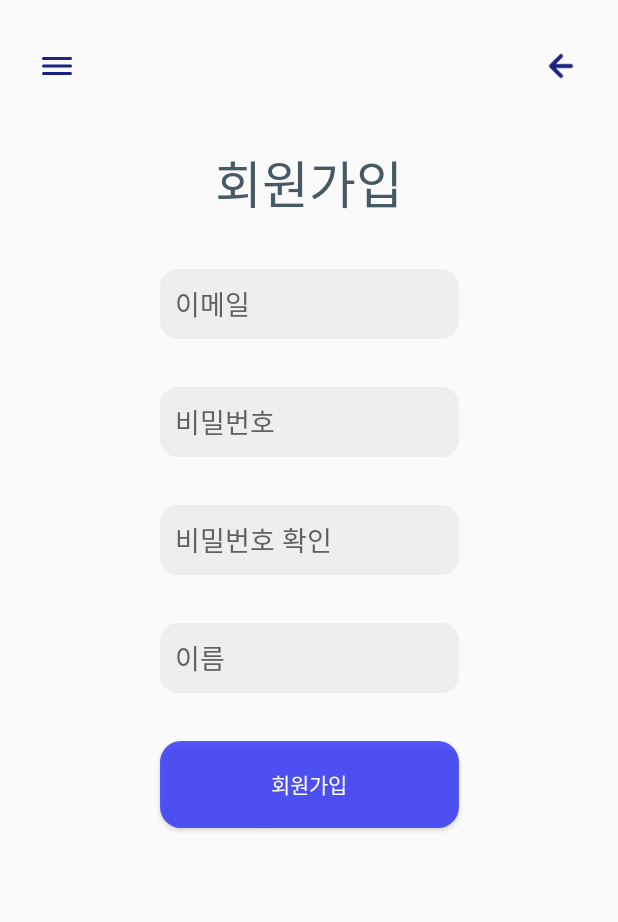
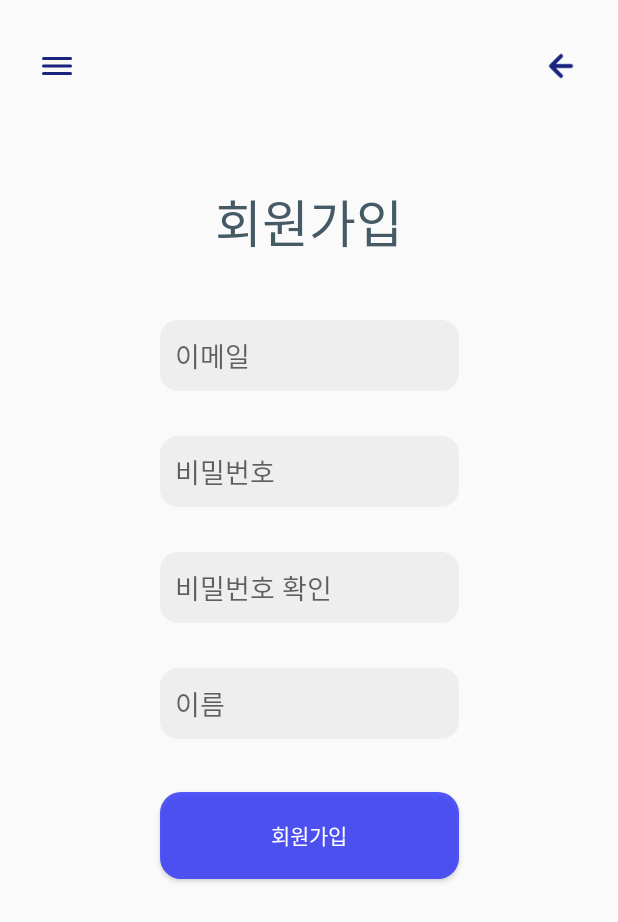
Before and after one commit to sally001020/Myway, an Android app: the RegisterActivity screen opened directly, with no data from a screen before it, on a phone screen of 412 x 824 dp. Shown: the top 922 px of the screen. Run offline under Robolectric (Android 15) with nearby library versions, the phone set to English and light mode, and no system bars.

Commit message:
enbin_UI_modify1

```diff
--- a/app/src/main/res/layout/activity_delete_account.xml
+++ b/app/src/main/res/layout/activity_delete_account.xml
@@ -55,9 +55,10 @@
         android:layout_width="300dp"
         android:layout_height="50dp"
         android:layout_marginTop="20dp"
+        android:background="@drawable/gray_btn_bg"
         android:ems="10"
         android:inputType="textPassword"
-        android:background="@drawable/gray_btn_bg"
+        android:padding="15dp"
         app:layout_constraintEnd_toEndOf="parent"
         app:layout_constraintStart_toStartOf="parent"
         app:layout_constraintTop_toBottomOf="@+id/input_pwd_text" />
--- a/app/src/main/res/layout/activity_profile_edit.xml
+++ b/app/src/main/res/layout/activity_profile_edit.xml
@@ -46,6 +46,7 @@
         android:background="@drawable/gray_btn_bg"
         android:ems="10"
         android:inputType="textPersonName"
+        android:padding="15dp"
         app:layout_constraintEnd_toEndOf="parent"
         app:layout_constraintStart_toStartOf="parent"
         app:layout_constraintTop_toBottomOf="@+id/photo_edit" />
--- a/app/src/main/res/layout/register_layout.xml
+++ b/app/src/main/res/layout/register_layout.xml
@@ -36,7 +36,7 @@
             android:id="@+id/textView"
             android:layout_width="wrap_content"
             android:layout_height="wrap_content"
-            android:layout_marginTop="24dp"
+            android:layout_marginTop="50dp"
             android:text="회원가입"
             android:textAlignment="center"
             android:textColor="#455A64"
@@ -49,12 +49,12 @@
             android:id="@+id/editTextTextEmailAddress2"
             android:layout_width="199dp"
             android:layout_height="wrap_content"
-            android:layout_marginTop="32dp"
+            android:layout_marginTop="40dp"
             android:background="@drawable/text_radius"
             android:ems="10"
+            android:hint="이메일"
             android:inputType="textEmailAddress"
             android:padding="10dp"
-            android:text="이메일"
             android:textColor="#616161"
             app:layout_constraintEnd_toEndOf="parent"
             app:layout_constraintStart_toStartOf="parent"
@@ -64,12 +64,12 @@
             android:id="@+id/editTextTextPassword4"
             android:layout_width="199dp"
             android:layout_height="wrap_content"
-            android:layout_marginTop="32dp"
+            android:layout_marginTop="30dp"
             android:background="@drawable/text_radius"
             android:ems="10"
+            android:hint="비밀번호"
             android:inputType="text"
             android:padding="10dp"
-            android:text="비밀번호"
             android:textColor="#616161"
             app:layout_constraintEnd_toEndOf="parent"
             app:layout_constraintStart_toStartOf="parent"
@@ -79,12 +79,12 @@
             android:id="@+id/editTextNumberPassword"
             android:layout_width="199dp"
             android:layout_height="wrap_content"
-            android:layout_marginTop="32dp"
+            android:layout_marginTop="30dp"
             android:background="@drawable/text_radius"
             android:ems="10"
+            android:hint="비밀번호 확인"
             android:inputType="text"
             android:padding="10dp"
-            android:text="비밀번호 확인"
             android:textColor="#616161"
             app:layout_constraintEnd_toEndOf="parent"
             app:layout_constraintStart_toStartOf="parent"
@@ -94,12 +94,12 @@
             android:id="@+id/editTextTextPersonName"
             android:layout_width="199dp"
             android:layout_height="wrap_content"
-            android:layout_marginTop="32dp"
+            android:layout_marginTop="30dp"
             android:background="@drawable/text_radius"
             android:ems="10"
+            android:hint="이름"
             android:inputType="textPersonName"
             android:padding="10dp"
-            android:text="이름"
             android:textColor="#616161"
             app:layout_constraintEnd_toEndOf="parent"
             app:layout_constraintStart_toStartOf="parent"
@@ -109,7 +109,7 @@
             android:id="@+id/registerBtn"
             android:layout_width="199dp"
             android:layout_height="58dp"
-            android:layout_marginTop="32dp"
+            android:layout_marginTop="35dp"
             android:background="@drawable/button_radius"
             android:elevation="10dp"
             android:text="회원가입"
--- a/app/src/main/res/values/strings.xml
+++ b/app/src/main/res/values/strings.xml
@@ -6,7 +6,7 @@
     <string name="second_fragment_label">Second Fragment</string>
     <string name="next">Next</string>
     <string name="previous">Previous</string>
-    <string name="user_default_name">로그인을 해주세요</string>
+    <string name="user_default_name">로그인</string>
     <string name="find_road">길찾기</string>
     <string name="train_road">지하철 노선도</string>
     <string name="search_location">역 정보 검색 </string>
```
Also changed, not shown: app/src/main/res/layout/activity_pwd_edit.xml (+6 -3 lines), app/src/main/res/layout/login_layout.xml (+8 -8 lines).
